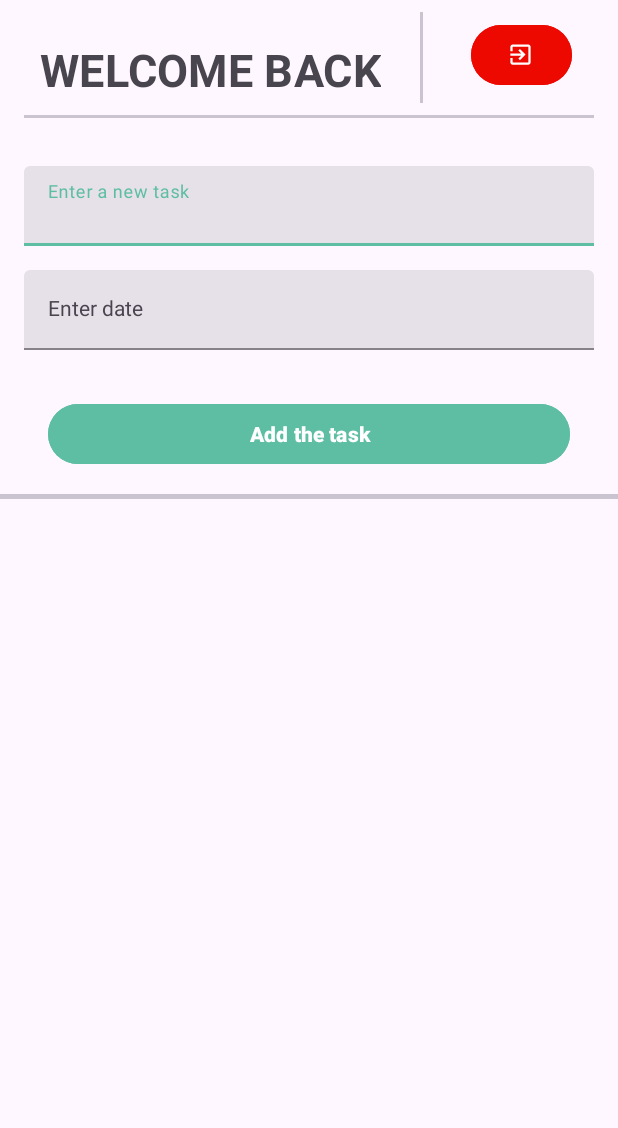
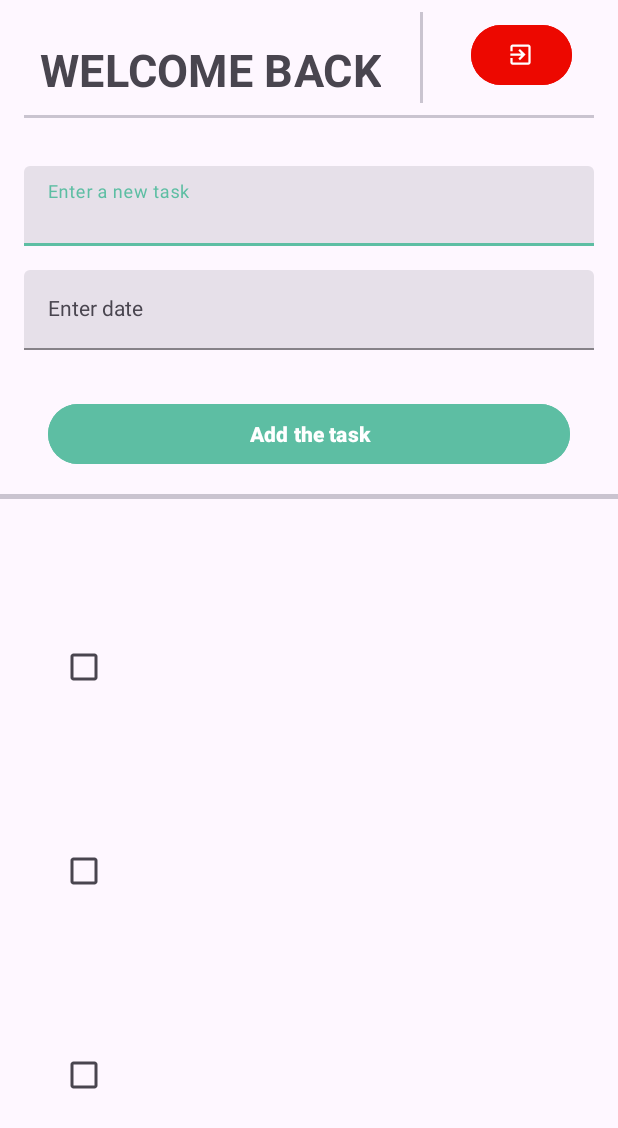
Before and after one commit to YadavYashvant/Fieries, an Android app: the layout activity_user.xml on its own in the app's theme, with its tools: preview values and no code run, on a phone screen of 412 x 824 dp. Shown: the top 1128 px of the screen. Run offline under Robolectric (Android 15) with nearby library versions, the phone set to English and light mode, and no system bars.

Commit message:
adding get method from firestore

```diff
--- a/app/src/main/res/layout/activity_user.xml
+++ b/app/src/main/res/layout/activity_user.xml
@@ -146,12 +146,13 @@
             android:layout_marginTop="16dp"
             android:layout_height="3dp"/>
 
-        <ListView
+        <androidx.recyclerview.widget.RecyclerView
+            android:id="@+id/recyclerView"
+            android:paddingVertical="16dp"
+            android:paddingHorizontal="16dp"
+            tools:listitem="@layout/task_item"
             android:layout_width="match_parent"
-            android:layout_height="wrap_content"
-            android:layout_marginTop="16dp"
-            android:id="@+id/lv_user"
-            />
+            android:layout_height="wrap_content" />
 
 
 
--- /dev/null
+++ b/app/src/main/res/layout/task_item.xml
@@ -0,0 +1,26 @@
+<?xml version="1.0" encoding="utf-8"?>
+<LinearLayout xmlns:android="http://schemas.android.com/apk/res/android"
+    android:layout_width="match_parent"
+    android:layout_height="wrap_content"
+    android:orientation="vertical"
+    android:padding="16dp">
+
+    <TextView
+        android:id="@+id/todoTextView"
+        android:layout_width="wrap_content"
+        android:layout_height="wrap_content"
+        android:textSize="18sp"/>
+
+    <TextView
+        android:id="@+id/dateTextView"
+        android:layout_width="wrap_content"
+        android:layout_height="wrap_content"
+        android:textSize="14sp"
+        android:layout_marginTop="4dp"/>
+
+    <CheckBox
+        android:id="@+id/isDoneCheckBox"
+        android:layout_width="wrap_content"
+        android:layout_height="wrap_content"
+        android:layout_marginTop="8dp"/>
+</LinearLayout>
```
Also changed, not shown: app/src/main/java/com/yashvant/fieries/activities/UserActivity.kt (+5 -5 lines), app/src/main/java/com/yashvant/fieries/adapters/TodoAdapter.kt (added, +40 -0 lines).
